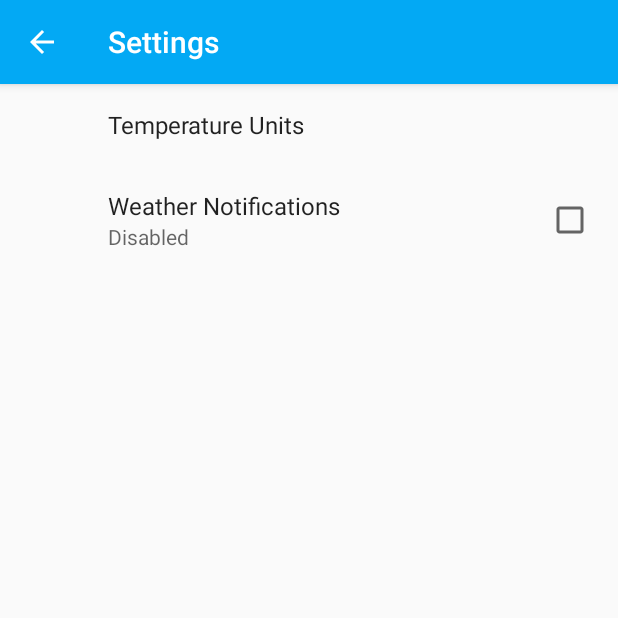
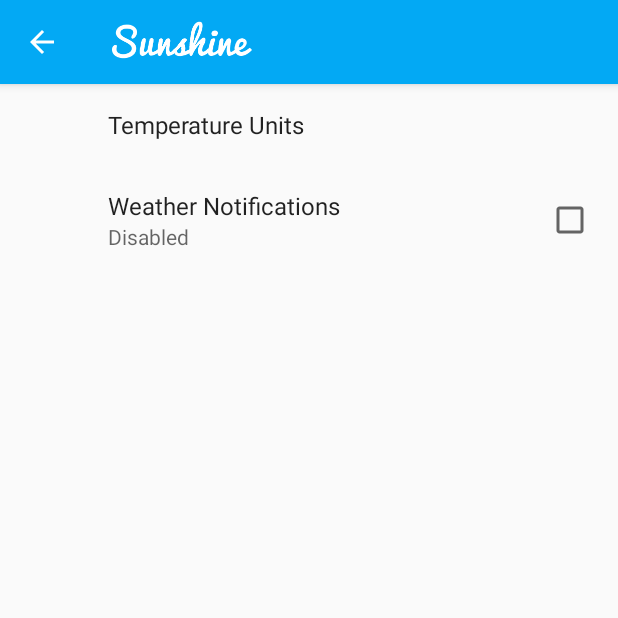
Before and after one commit to dekzitfz/sunshine, an Android app: the SettingsActivity screen opened directly, with no data from a screen before it, on a phone screen of 412 x 824 dp, the top half of it. Run offline under Robolectric (Android 15) with nearby library versions, the phone set to English and light mode, and no system bars; our stand-ins replace ButterKnife, androidx.preference; network calls fail.

Commit message:
set sunshine logo

```diff
--- a/app/build.gradle
+++ b/app/build.gradle
@@ -5,7 +5,7 @@
     buildToolsVersion "25.0.2"
     defaultConfig {
         applicationId "bali.iak.sunshine"
-        minSdkVersion 21
+        minSdkVersion 19
         targetSdkVersion 25
         versionCode 1
         versionName "1.0"
--- a/app/src/main/AndroidManifest.xml
+++ b/app/src/main/AndroidManifest.xml
@@ -11,7 +11,7 @@
         android:label="@string/app_name"
         android:roundIcon="@mipmap/ic_launcher_round"
         android:supportsRtl="true"
-        android:theme="@style/AppTheme">
+        android:theme="@style/AppTheme.Forecast">
         <activity
             android:name=".MainActivity"
             android:launchMode="singleTop">
--- a/app/src/main/res/values/styles.xml
+++ b/app/src/main/res/values/styles.xml
@@ -9,4 +9,13 @@
         <item name="preferenceTheme">@style/PreferenceThemeOverlay</item>
     </style>
 
+    <style name="AppTheme.Forecast" parent="@style/AppTheme">
+        <item name="actionBarStyle">@style/ActionBar.Solid.Sunshine.NoTitle</item>
+    </style>
+
+    <style name="ActionBar.Solid.Sunshine.NoTitle" parent="@style/Widget.AppCompat.Light.ActionBar.Solid.Inverse">
+        <item name="displayOptions">useLogo|showHome</item>
+        <item name="logo">@drawable/ic_logo</item>
+    </style>
+
 </resources>
```
